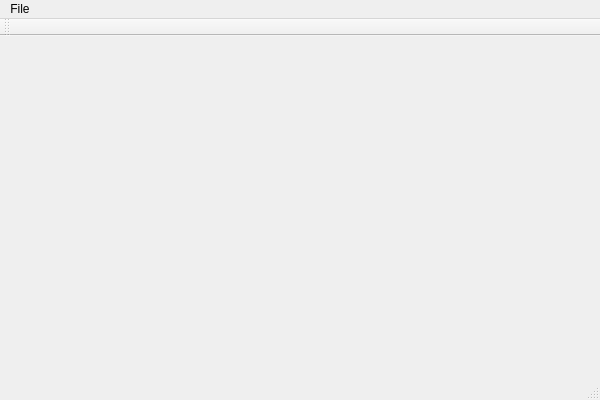
This is SimpleReconstruction/MainWindow.ui in gnishida/SceneReconstruction as Qt 5 draws it before an edit. The edited form follows.
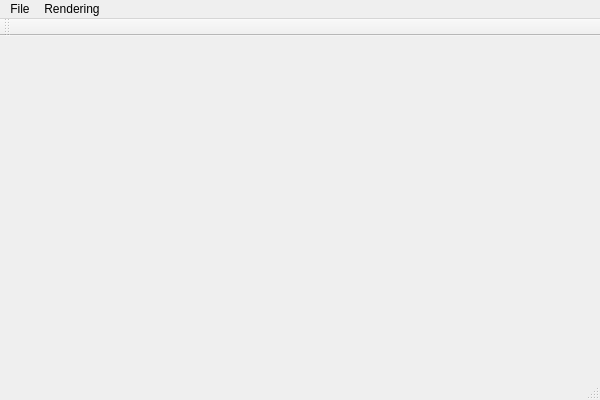
This is the edited form.

The edit to the form file:
```diff
--- a/SimpleReconstruction/MainWindow.ui
+++ b/SimpleReconstruction/MainWindow.ui
@@ -33,7 +33,15 @@
         <addaction name="separator"/>
         <addaction name="actionExit"/>
       </widget>
+   <widget class="QMenu" name="menuRendering">
+    <property name="title">
+     <string>Rendering</string>
+    </property>
+    <addaction name="actionRenderTexture"/>
+    <addaction name="actionRenderWireframe"/>
+   </widget>
       <addaction name="menuFile"/>
+   <addaction name="menuRendering"/>
     </widget>
     <widget class="QToolBar" name="mainToolBar">
       <attribute name="toolBarArea">
```
Left out of the diff: 21 changed lines with no effect on the pictures. Lines whose indentation alone changed are shown as unchanged.
